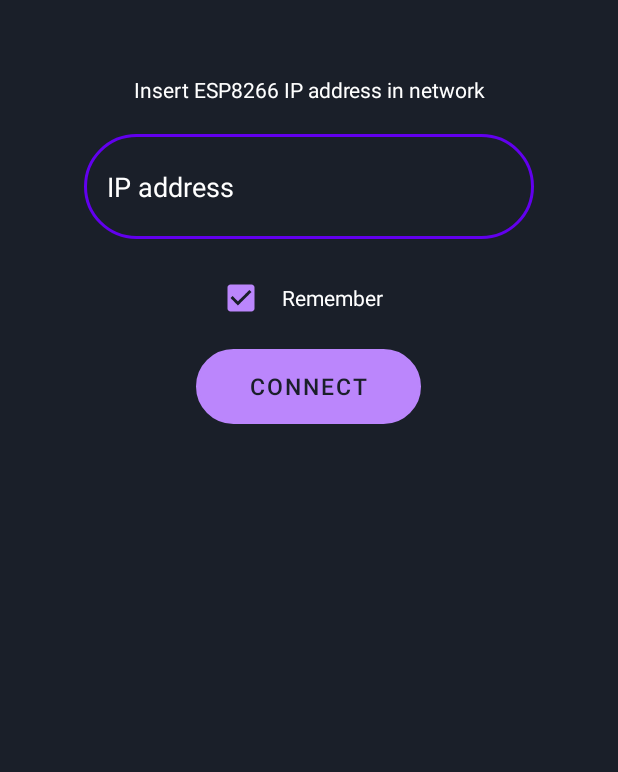
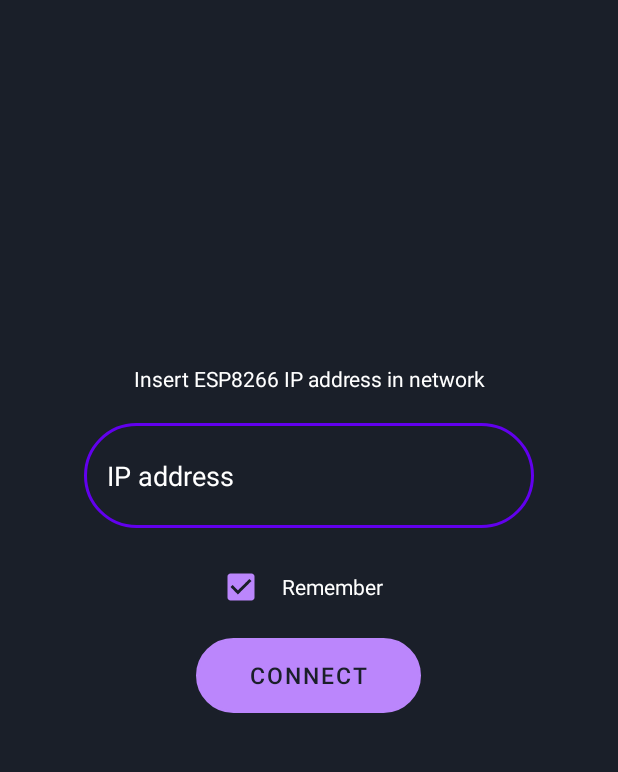
Before and after one commit to AxlBasilioa/NodeMCU-ESP8266_led_controller, an Android app: the SetupAddress screen opened directly, with no data from a screen before it, on a phone screen of 412 x 824 dp, the part 84-856 px from its top. Run offline under Robolectric (Android 15) with nearby library versions, the phone set to English and light mode, and no system bars.

Commit message:
centered

```diff
--- a/android_app/LedController/app/src/main/res/layout/activity_setup_address.xml
+++ b/android_app/LedController/app/src/main/res/layout/activity_setup_address.xml
@@ -6,20 +6,28 @@
     tools:context=".SetupAddress">
 
     <LinearLayout
+        android:layout_width="match_parent"
+        android:layout_height="match_parent"
+        android:orientation="vertical">
+
+        <include layout="@layout/toolbar" />
+
+        <LinearLayout
             android:id="@+id/linearLayout1"
             android:layout_width="match_parent"
             android:layout_height="match_parent"
             android:layout_gravity="center"
             android:background="@color/grey"
+            android:gravity="center"
             android:orientation="vertical">
 
-        <include layout="@layout/toolbar" />
 
             <LinearLayout
                 android:id="@+id/linear_fields"
                 android:layout_width="match_parent"
                 android:layout_height="wrap_content"
-            android:layout_marginTop="40dp"
+                android:layout_marginBottom="40dp"
+                android:gravity="center"
                 android:orientation="vertical"
                 android:padding="10dp">
 
@@ -51,13 +59,13 @@
                         android:layout_height="70dp"
                         android:layout_gravity="center"
                         android:background="@drawable/rounded"
+                        android:hint="@string/ip_address"
+                        android:importantForAutofill="no"
                         android:inputType="text"
-                    android:hint="@string/ip_address"
                         android:paddingStart="15dp"
                         android:paddingEnd="15dp"
                         android:textColor="@color/white"
-                    android:textColorHint="@color/white"
-                    android:importantForAutofill="no">
+                        android:textColorHint="@color/white">
 
                         <requestFocus />
                     </EditText>
@@ -99,5 +107,6 @@
 
             </LinearLayout>
         </LinearLayout>
+    </LinearLayout>
 
 </androidx.constraintlayout.widget.ConstraintLayout>
```
Lines whose indentation alone changed are shown as unchanged.
